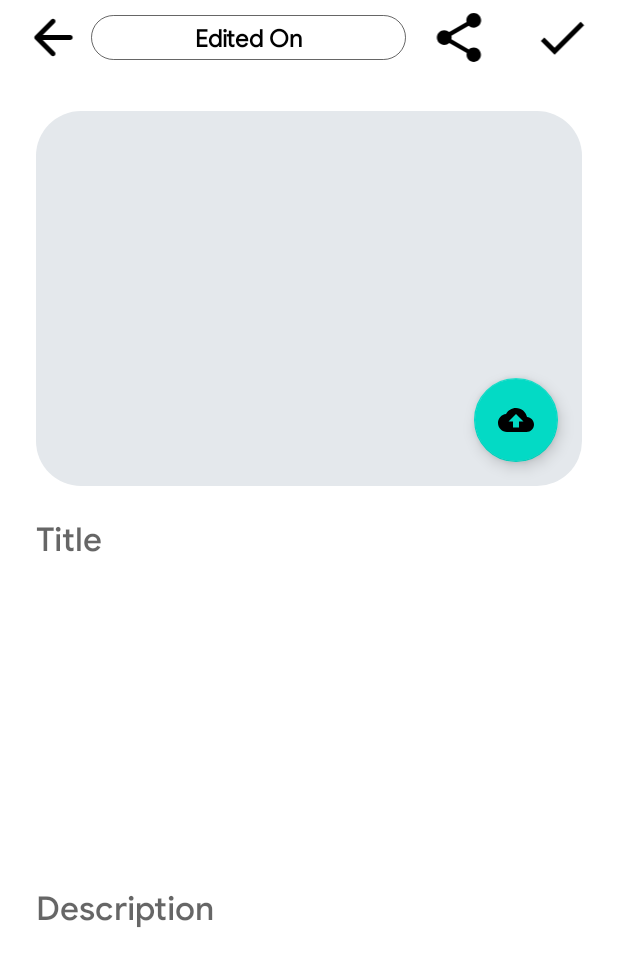
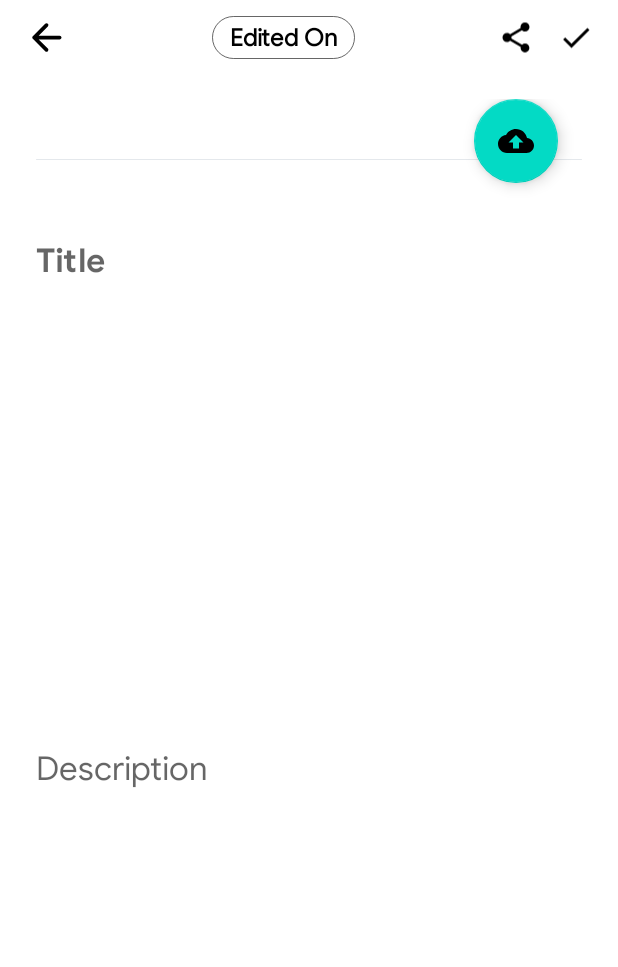
Before and after one commit to amanaggarwal1/PostNote, an Android app: the PostFragment screen opened through its navigation route, on a phone screen of 412 x 824 dp. Shown: the top 967 px of the screen. Run offline under Robolectric (Android 15) with nearby library versions, the phone set to English and light mode, and no system bars; our stand-ins replace Room's generated code, data binding; libraries missing offline, so code that uses them is left out: com.github.dhaval2404.imagepicker; 3 statements that could not run were skipped.

Commit message:
Modified the UI of postFragment

```diff
--- a/app/src/main/res/layout/fragment_post.xml
+++ b/app/src/main/res/layout/fragment_post.xml
@@ -13,40 +13,40 @@
         android:layout_height="match_parent"
         tools:context=".fragments.PostFragment">
 
-        <LinearLayout
+        <androidx.constraintlayout.widget.ConstraintLayout
             android:id="@+id/toolbarFragmentPostContent"
             android:layout_width="match_parent"
-            android:layout_height="50dp"
-            android:orientation="horizontal"
-            android:weightSum="10">
+            android:layout_marginHorizontal="8dp"
+            android:layout_height="50dp">
 
             <ImageView
                 android:id="@+id/backBtn"
-                android:layout_width="0dp"
+                android:layout_width="wrap_content"
                 android:layout_height="match_parent"
                 android:layout_marginHorizontal="8dp"
-                android:layout_marginStart="15dp"
-                android:layout_weight="1.3"
                 android:background="?attr/selectableItemBackgroundBorderless"
                 android:clickable="true"
                 android:focusable="true"
-                android:paddingVertical="5dp"
-                android:paddingEnd="5dp"
+                app:layout_constraintStart_toStartOf="parent"
+                app:layout_constraintTop_toTopOf="parent"
+                app:layout_constraintBottom_toBottomOf="parent"
                 android:src="@drawable/ic_round_arrow_back_24" />
 
 
             <com.google.android.material.textview.MaterialTextView
                 android:id="@+id/lastEdited"
-                android:layout_width="0dp"
+                android:layout_width="wrap_content"
                 android:layout_height="wrap_content"
-                android:layout_marginVertical="10dp"
-                android:layout_weight="6"
+                app:layout_constraintTop_toTopOf="parent"
+                app:layout_constraintBottom_toBottomOf="parent"
+                app:layout_constraintStart_toEndOf="@id/backBtn"
+                app:layout_constraintEnd_toStartOf="@id/sharePost"
                 android:background="@drawable/date_rounded"
                 android:ellipsize="end"
                 android:fontFamily="@font/google_sans_regular"
-                android:paddingHorizontal="13dp"
-                android:paddingVertical="5dp"
-                android:text="Edited On"
+                android:paddingHorizontal="12dp"
+                android:paddingVertical="4dp"
+                android:text="@string/edited_on_hardcode"
                 android:textAlignment="center"
                 android:textColor="@color/black"
                 android:textSize="16sp"
@@ -54,38 +54,31 @@
 
             <ImageView
                 android:id="@+id/sharePost"
-                android:layout_width="0dp"
+                android:layout_width="wrap_content"
                 android:layout_height="match_parent"
-                android:layout_marginHorizontal="8dp"
-                android:layout_marginStart="15dp"
-                android:layout_marginEnd="8dp"
-                android:layout_weight="1.3"
+                android:layout_marginHorizontal="16dp"
                 android:background="?attr/selectableItemBackgroundBorderless"
                 android:clickable="true"
                 android:focusable="true"
-                android:paddingVertical="5dp"
-                android:paddingEnd="5dp"
+                app:layout_constraintEnd_toStartOf="@id/savePost"
                 android:src="@drawable/ic_baseline_share_24"
                 app:tint="@color/black" />
 
             <ImageView
                 android:id="@+id/savePost"
-                android:layout_width="0dp"
+                android:layout_width="wrap_content"
                 android:layout_height="match_parent"
                 android:layout_marginHorizontal="8dp"
-                android:layout_marginStart="15dp"
-                android:layout_marginEnd="8dp"
-                android:layout_marginRight="12dp"
-                android:layout_weight="1.3"
                 android:background="?attr/selectableItemBackgroundBorderless"
                 android:clickable="true"
                 android:focusable="true"
-                android:paddingVertical="5dp"
-                android:paddingEnd="5dp"
+                app:layout_constraintEnd_toEndOf="parent"
+                app:layout_constraintTop_toTopOf="parent"
+                app:layout_constraintBottom_toTopOf="parent"
                 android:src="@drawable/ic_baseline_save_24"
                 app:tint="@color/black" />
 
-        </LinearLayout>
+        </androidx.constraintlayout.widget.ConstraintLayout>
 
 
         <FrameLayout
@@ -113,7 +106,7 @@
                         <ImageView
                             android:id="@+id/imageView"
                             android:layout_width="match_parent"
-                            android:layout_height="250dp"
+                            android:layout_height="wrap_content"
                             android:layout_marginVertical="8dp"
                             android:layout_marginStart="8dp"
                             android:layout_marginEnd="8dp"
@@ -143,10 +136,10 @@
                         android:layout_height="wrap_content"
                         android:layout_marginVertical="10dp"
                         android:background="@null"
-                        android:fontFamily="@font/google_sans_medium"
+                        android:fontFamily="@font/google_sans_bold"
                         android:hint="@string/title"
                         android:importantForAutofill="no"
-                        android:inputType="none"
+                        android:inputType="textCapSentences"
                         android:paddingHorizontal="8dp"
                         android:paddingVertical="4dp"
                         android:textSize="22sp" />
@@ -157,7 +150,7 @@
                         android:layout_height="match_parent"
                         android:layout_marginVertical="10dp"
                         android:background="@null"
-                        android:fontFamily="@font/google_sans_medium"
+                        android:fontFamily="@font/google_sans_regular"
                         android:hint="@string/description"
                         android:importantForAutofill="no"
                         android:inputType="none"
--- a/app/src/main/res/values/strings.xml
+++ b/app/src/main/res/values/strings.xml
@@ -18,4 +18,5 @@
     <string name="hello_blank_fragment">Hello blank fragment</string>
     <string name="title">Title</string>
     <string name="description">Description</string>
+    <string name="edited_on_hardcode">Edited On</string>
 </resources>
```
